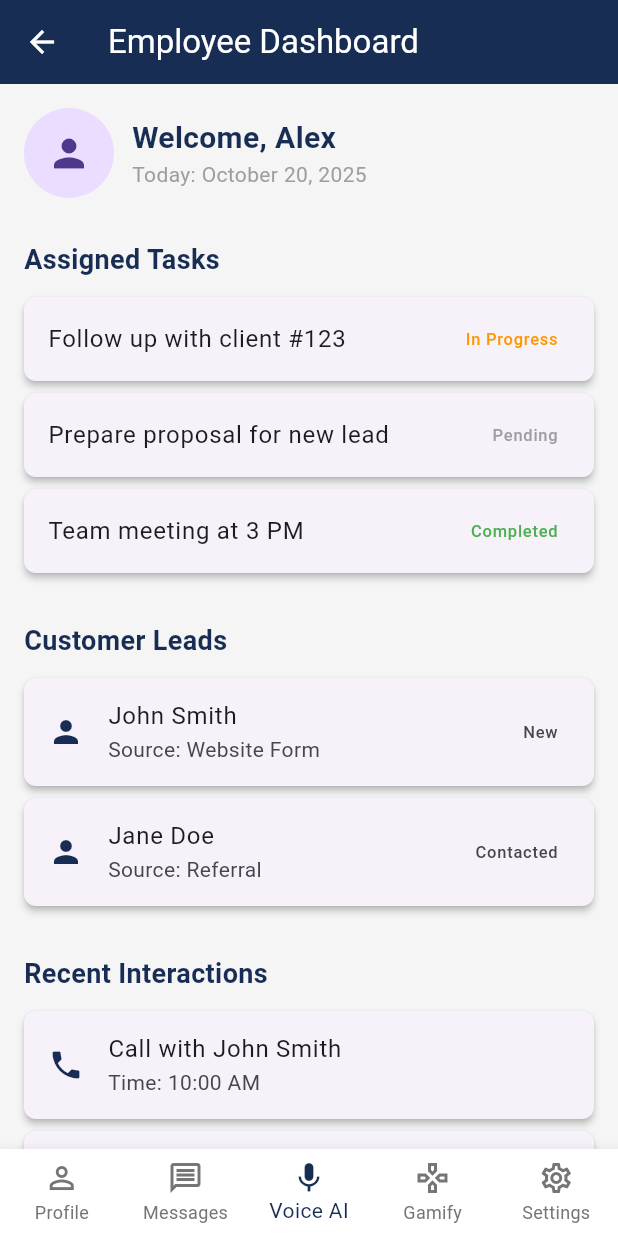
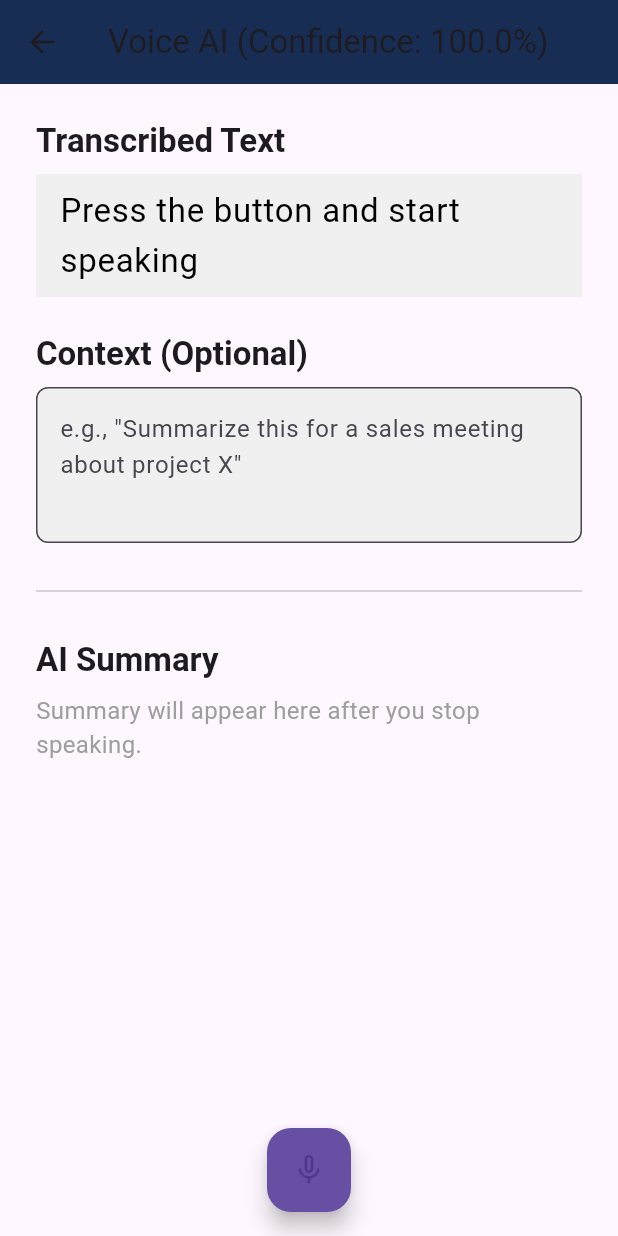
Before and after one commit to ToastedChese/CRM-system, a Flutter app: the EmployeeDashboard screen opened directly, item 3 of the bottom bar chosen, on a phone screen of 412 x 824 dp. Run offline on Flutter 3.47's test engine with Material 3 defaults, Android fonts, the phone set to English and light mode, and no system bars; drawn by our look-alikes of avatar_glow; our stand-ins replace flutter_dotenv, image_picker, speech_to_text, supabase_flutter; accounts and stored records are empty.

Commit message:
Added Speech to Text and Ai Summarizer
Final got everything that has to do with the AI working and it works out side of localhost but with limited tokens since I am using an on line model

```diff
--- a/lib/screens/employee_dashboard.dart
+++ b/lib/screens/employee_dashboard.dart
@@ -1,6 +1,7 @@
 import 'package:flutter/material.dart';
 import 'employee_profile.dart'; // Use consistent relative import
 import 'messages_employee.dart'; // Import the new messages screen
+import 'voice_ai_screen.dart'; // Import the new Voice AI screen
 
 class EmployeeDashboard extends StatefulWidget {
   const EmployeeDashboard({super.key});
@@ -35,7 +36,10 @@ class _EmployeeDashboardState extends State<EmployeeDashboard> {
         break;
       // Add navigation for other items here
       case 2: // Voice AI
-        print("Navigate to Voice AI screen");
+        Navigator.push(
+          context,
+          MaterialPageRoute(builder: (context) => const VoiceAiScreen()),
+        );
         break;
       case 3: // Gamify
         print("Navigate to Gamify screen");
--- /dev/null
+++ b/lib/screens/voice_ai_screen.dart
@@ -0,0 +1,284 @@
+import 'dart:convert';
+import 'package:flutter/material.dart';
+import 'package:flutter_dotenv/flutter_dotenv.dart';
+import 'package:http/http.dart' as http;
+import 'package:speech_to_text/speech_to_text.dart' as stt;
+import 'package:avatar_glow/avatar_glow.dart';
+
+class VoiceAiScreen extends StatefulWidget {
+  const VoiceAiScreen({super.key});
+
+  @override
+  _VoiceAiScreenState createState() => _VoiceAiScreenState();
+}
+
+class _VoiceAiScreenState extends State<VoiceAiScreen> {
+  // State variables for Speech-to-Text
+  final TextEditingController _textController =
+  TextEditingController(text: 'Press the button and start speaking');
+  late stt.SpeechToText _speech;
+  bool _isListening = false;
+  double _confidence = 1.0;
+
+  final TextEditingController _contextController = TextEditingController();
+
+  // State variables for Summarization
+  bool _isSummarizing = false;
+  String _summary = '';
+
+  @override
+  void initState() {
+    super.initState();
+    _speech = stt.SpeechToText();
+  }
+
+  @override
+  void dispose() {
+    _textController.dispose();
+    _contextController.dispose();
+    super.dispose();
+  }
+
+  // --- Main Build Method (No changes needed) ---
+  @override
+  Widget build(BuildContext context) {
+    return Scaffold(
+      appBar: AppBar(
+        title: Text(
+          'Voice AI (Confidence: ${(_confidence * 100).toStringAsFixed(1)}%)',
+        ),
+        backgroundColor: const Color(0xFF182D53),
+      ),
+      floatingActionButtonLocation: FloatingActionButtonLocation.centerFloat, // Centered FAB
+      floatingActionButton: AvatarGlow(
+        animate: _isListening,
+        glowColor: Theme.of(context).primaryColor,
+        duration: const Duration(milliseconds: 2000),
+        repeat: true,
+        child: FloatingActionButton(
+          onPressed: _listen,
+          backgroundColor: _isListening ? Colors.red : Theme.of(context).primaryColor,
+          child: Icon(_isListening ? Icons.mic : Icons.mic_none),
+        ),
+      ),
+      body: SingleChildScrollView(
+        padding: const EdgeInsets.fromLTRB(24.0, 24.0, 24.0, 150.0), // Padding for FAB
+        child: Column(
+          crossAxisAlignment: CrossAxisAlignment.start,
+          children: [
+            // Section for Transcribed Text
+            Text(
+              "Transcribed Text",
+              style: Theme.of(context).textTheme.titleLarge?.copyWith(fontWeight: FontWeight.bold),
+            ),
+            const SizedBox(height: 8),
+            TextField(
+              controller: _textController,
+              readOnly: true,
+              maxLines: null,
+              style: const TextStyle(fontSize: 22.0, color: Colors.black),
+              decoration: const InputDecoration(
+                border: InputBorder.none,
+                filled: true,
+                fillColor: Color(0xFFF0F0F0),
+              ),
+            ),
+            const SizedBox(height: 24),
+
+            // Section for Context
+            Text(
+              "Context (Optional)",
+              style: Theme.of(context).textTheme.titleLarge?.copyWith(fontWeight: FontWeight.bold),
+            ),
+            const SizedBox(height: 8),
+            TextField(
+              controller: _contextController,
+              maxLines: 3, // Allow for a few lines of text
+              style: const TextStyle(fontSize: 16.0, color: Colors.black),
+              decoration: InputDecoration(
+                hintText: 'e.g., "Summarize this for a sales meeting about project X"',
+                border: OutlineInputBorder(
+                  borderRadius: BorderRadius.circular(8.0),
+                ),
+                filled: true,
+                fillColor: const Color(0xFFF0F0F0),
+              ),
+            ),
+            const SizedBox(height: 24),
+            const Divider(),
+            const SizedBox(height: 24),
+
+            // Section for AI Summary
+            Text(
+              "AI Summary",
+              style: Theme.of(context).textTheme.titleLarge?.copyWith(fontWeight: FontWeight.bold),
+            ),
+            const SizedBox(height: 8),
+            _buildSummaryWidget(),
+          ],
+        ),
+      ),
+    );
+  }
+
+  /// Builds the widget to display the summary or a loading/error state.
+  Widget _buildSummaryWidget() {
+    if (_isSummarizing) {
+      return const Center(child: CircularProgressIndicator());
+    }
+
+    if (_summary.isEmpty) {
+      return const Text(
+        'Summary will appear here after you stop speaking.',
+        style: TextStyle(color: Colors.grey, fontSize: 16),
+      );
+    }
+
+    // Display the summary or an error message
+    bool isError = _summary.startsWith("Error:");
+    return Container(
+      padding: const EdgeInsets.all(12),
+      decoration: BoxDecoration(
+        color: const Color(0xFFF0F0F0),
+        borderRadius: BorderRadius.circular(8),
+        border: isError ? Border.all(color: Colors.redAccent) : null,
+      ),
+      child: Text(
+        _summary,
+        style: TextStyle(
+          fontSize: 16,
+          color: isError ? Colors.redAccent : Colors.black,
+        ),
+      ),
+    );
+  }
+
+  // --- THIS IS THE MODIFIED FUNCTION ---
+
+  /// Handles starting and stopping the speech recognition.
+  void _listen() async {
+    if (!_isListening) {
+      bool available = await _speech.initialize(
+        onStatus: (val) => print('onStatus: $val'),
+        onError: (val) => print('onError: $val'),
+      );
+
+      if (available) {
+        if (_textController.text == 'Press the button and start speaking') {
+          _textController.clear();
+        }
+        setState(() {
+          _isListening = true;
+          _summary = ''; // Clear previous summary when starting
+        });
+
+        _speech.listen(
+          // *** ADDED PARAMETERS TO PREVENT TIMEOUTS ***
+          listenFor: const Duration(minutes: 30), // Max listen duration
+          pauseFor: const Duration(minutes: 5),   // Time to wait after speech stops
+          onResult: (val) {
+            if (mounted) {
+              setState(() {
+                _textController.text = val.recognizedWords;
+                if (val.hasConfidenceRating && val.confidence > 0) {
+                  _confidence = val.confidence;
+                }
+              });
+            }
+          },
+        );
+      }
+    } else {
+      setState(() => _isListening = false);
+      await _speech.stop();
+      if (_textController.text.isNotEmpty) {
+        _summarizeText(
+          textToSummarize: _textController.text,
+          context: _contextController.text,
+        );
+      }
+    }
+  }
+
+  /// Sends the transcribed text to the Hugging Face API for summarization.
+  Future<void> _summarizeText(
+      {required String textToSummarize, String? context}) async {
+    setState(() {
+      _isSummarizing = true;
+    });
+
+    // A popular and reliable summarization model on Hugging Face
+    const String apiUrl =
+        "https://api-inference.huggingface.co/models/facebook/bart-large-cnn";
+
+    // Retrieve the API key from your .env file
+    final String? apiKey = dotenv.env['HUGGING_FACE_API_TOKEN'];
+
+    // Pre-flight check for the API key
+    if (apiKey == null || apiKey.isEmpty) {
+      setState(() {
+        _summary =
+        "Error: Hugging Face API token is missing. Please check your .env file.";
+        _isSummarizing = false;
+      });
+      return;
+    }
+
+    // Combine transcribed text and context for the AI prompt
+    String inputText = textToSummarize;
+    if (context != null && context.isNotEmpty) {
+      inputText =
+      "Context: $context. \n\nSummarize the following text: $textToSummarize";
+    }
+
+    try {
+      final response = await http.post(
+        Uri.parse(apiUrl),
+        headers: {
+          "Authorization": "Bearer $apiKey",
+          "Content-Type": "application/json",
+        },
+        body: json.encode({
+          "inputs": inputText,
+          // You can control the summary length with these parameters
+          "parameters": {
+            "min_length": 30,
+            "max_length": 150,
+          }
+        }),
+      );
+
+      if (response.statusCode == 200) {
+        // Successful response
+        final List<dynamic> responseData = json.decode(response.body);
+        if (responseData.isNotEmpty &&
+            responseData[0].containsKey('summary_text')) {
+          setState(() {
+            _summary = responseData[0]['summary_text'];
+          });
+        } else {
+          // The API returned a 200 OK but the body was not what we expected
+          setState(
+                  () => _summary = "Error: Received an invalid response from the API.");
+        }
+      } else {
+        // Handle API errors (e.g., model is loading, authentication failed)
+        setState(() {
+          _summary =
+          "Error: Failed to get summary (Status code: ${response.statusCode})\n${response.body}";
+        });
+      }
+    } catch (e) {
+      // Handle network errors (no internet, DNS issues)
+      setState(() {
+        _summary =
+        "Error: Could not connect to the Hugging Face API. Check your internet connection.\n$e";
+      });
+    } finally {
+      // Ensure the loading spinner always stops
+      setState(() {
+        _isSummarizing = false;
+      });
+    }
+  }
+}
--- a/pubspec.yaml
+++ b/pubspec.yaml
@@ -32,6 +32,9 @@ dependencies:
   # For picking images from the device's gallery or camera.
   image_picker: ^1.0.4
 
+  # For Current voice-to-text input functionality
+  avatar_glow: ^3.0.1 # Or latest version
+
 dev_dependencies:
   flutter_test:
     sdk: flutter
```
Also changed, not shown: pubspec.lock, 2 other files.
